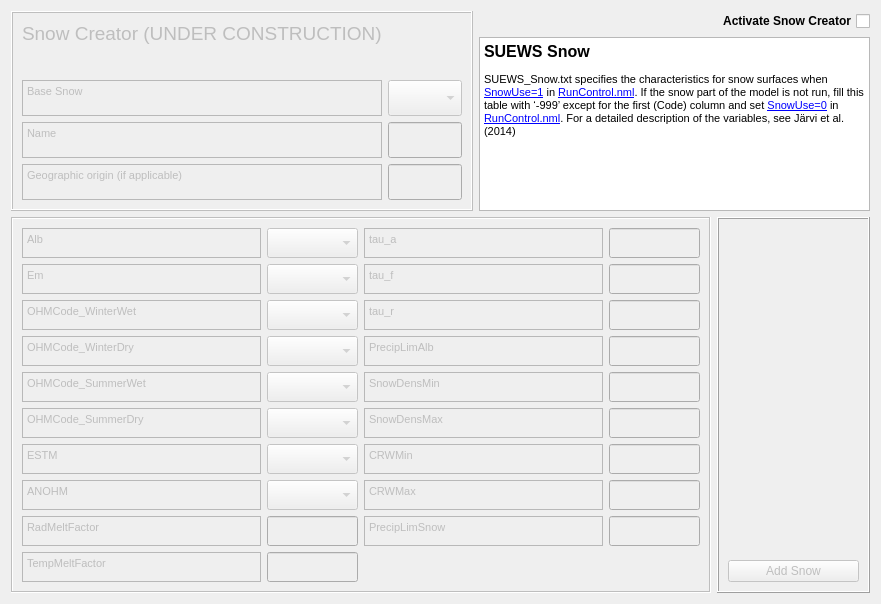
Before: the Qt Designer form tabs/snow_tab.ui in gusbacos/suews_database_manager, drawn with Qt 5.
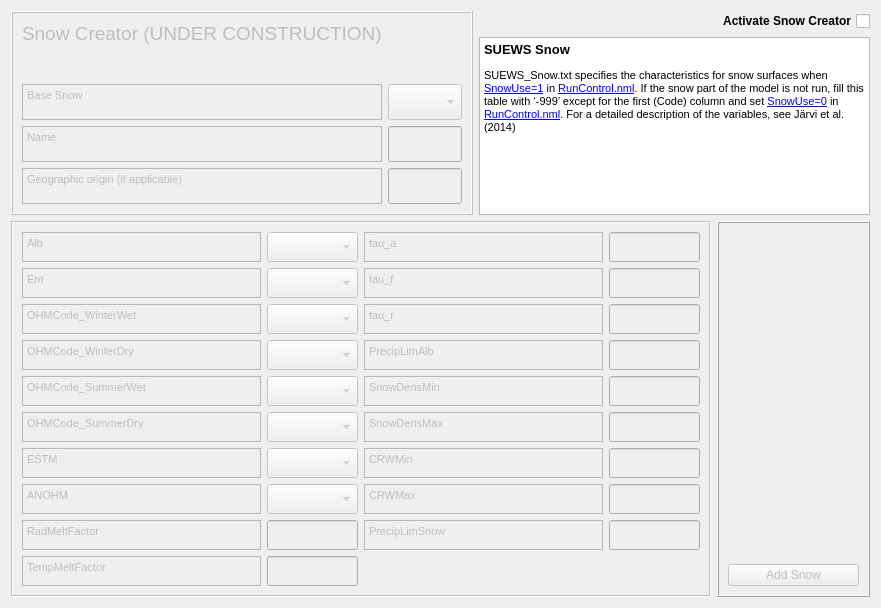
After: the same form once the commit is applied. Custom widgets are drawn as their Qt base class.

Diff of the .ui file:
```diff
--- a/tabs/snow_tab.ui
+++ b/tabs/snow_tab.ui
@@ -7,7 +7,7 @@
     <x>0</x>
     <y>0</y>
     <width>881</width>
-    <height>604</height>
+    <height>608</height>
    </rect>
   </property>
   <property name="sizePolicy">
@@ -44,8 +44,8 @@
       <string>&lt;!DOCTYPE HTML PUBLIC &quot;-//W3C//DTD HTML 4.0//EN&quot; &quot;http://www.w3.org/TR/REC-html40/strict.dtd&quot;&gt;
 &lt;html&gt;&lt;head&gt;&lt;meta name=&quot;qrichtext&quot; content=&quot;1&quot; /&gt;&lt;style type=&quot;text/css&quot;&gt;
 p, li { white-space: pre-wrap; }
-&lt;/style&gt;&lt;/head&gt;&lt;body style=&quot; font-family:'MS Shell Dlg 2'; font-size:12pt; font-weight:400; font-style:normal;&quot;&gt;
-&lt;p style=&quot; margin-top:12px; margin-bottom:12px; margin-left:0px; margin-right:0px; -qt-block-indent:0; text-indent:0px;&quot;&gt;&lt;span style=&quot; font-weight:600;&quot;&gt;SUEWS Snow&lt;/span&gt;&lt;/p&gt;
+&lt;/style&gt;&lt;/head&gt;&lt;body style=&quot; font-family:'MS Shell Dlg 2'; font-size:7.8pt; font-weight:400; font-style:normal;&quot;&gt;
+&lt;p style=&quot; margin-top:12px; margin-bottom:12px; margin-left:0px; margin-right:0px; -qt-block-indent:0; text-indent:0px;&quot;&gt;&lt;span style=&quot; font-size:10pt; font-weight:600;&quot;&gt;SUEWS Snow&lt;/span&gt;&lt;/p&gt;
 &lt;p style=&quot; margin-top:12px; margin-bottom:12px; margin-left:0px; margin-right:0px; -qt-block-indent:0; text-indent:0px;&quot;&gt;&lt;span style=&quot; font-size:8pt;&quot;&gt;SUEWS_Snow.txt specifies the characteristics for snow surfaces when &lt;/span&gt;&lt;a href=&quot;https://suews-docs.readthedocs.io/en/latest/input_files/RunControl/scheme_options.html#cmdoption-arg-SnowUse&quot;&gt;&lt;span style=&quot; font-family:'Courier New'; font-size:8pt; text-decoration: underline; color:#0000ff;&quot;&gt;SnowUse=1&lt;/span&gt;&lt;/a&gt;&lt;span style=&quot; font-size:8pt;&quot;&gt; in &lt;/span&gt;&lt;a href=&quot;https://suews-docs.readthedocs.io/en/latest/input_files/RunControl/RunControl.html#runcontrol-nml&quot;&gt;&lt;span style=&quot; font-size:8pt; text-decoration: underline; color:#0000ff;&quot;&gt;RunControl.nml&lt;/span&gt;&lt;/a&gt;&lt;span style=&quot; font-size:8pt;&quot;&gt;. If the snow part of the model is not run, fill this table with ‘-999’ except for the first (Code) column and set &lt;/span&gt;&lt;a href=&quot;https://suews-docs.readthedocs.io/en/latest/input_files/RunControl/scheme_options.html#cmdoption-arg-SnowUse&quot;&gt;&lt;span style=&quot; font-family:'Courier New'; font-size:8pt; text-decoration: underline; color:#0000ff;&quot;&gt;SnowUse=0&lt;/span&gt;&lt;/a&gt;&lt;span style=&quot; font-size:8pt;&quot;&gt; in &lt;/span&gt;&lt;a href=&quot;https://suews-docs.readthedocs.io/en/latest/input_files/RunControl/RunControl.html#runcontrol-nml&quot;&gt;&lt;span style=&quot; font-size:8pt; text-decoration: underline; color:#0000ff;&quot;&gt;RunControl.nml&lt;/span&gt;&lt;/a&gt;&lt;span style=&quot; font-size:8pt;&quot;&gt;. For a detailed description of the variables, see Järvi et al. (2014)&lt;/span&gt;&lt;/p&gt;&lt;/body&gt;&lt;/html&gt;</string>
      </property>
      <property name="openExternalLinks">
@@ -118,60 +118,7 @@
       <enum>QFrame::Raised</enum>
      </property>
      <layout class="QGridLayout" name="gridLayout_2">
-      <item row="4" column="1">
-       <widget class="QgsFilterLineEdit" name="textEditOrig">
-        <property name="sizePolicy">
-         <sizepolicy hsizetype="Preferred" vsizetype="Preferred">
-          <horstretch>0</horstretch>
-          <verstretch>0</verstretch>
-         </sizepolicy>
-        </property>
-        <property name="maximumSize">
-         <size>
-          <width>16777215</width>
-          <height>36</height>
-         </size>
-        </property>
-        <property name="qgisRelation" stdset="0">
-         <string notr="true"/>
-        </property>
-       </widget>
-      </item>
       <item row="3" column="0">
-       <widget class="QTextBrowser" name="textBrowserDesc">
-        <property name="sizePolicy">
-         <sizepolicy hsizetype="Preferred" vsizetype="Preferred">
-          <horstretch>0</horstretch>
-          <verstretch>0</verstretch>
-         </sizepolicy>
-        </property>
-        <property name="maximumSize">
-         <size>
-          <width>500</width>
-          <height>36</height>
-         </size>
-        </property>
-        <property name="html">
-         <string>&lt;!DOCTYPE HTML PUBLIC &quot;-//W3C//DTD HTML 4.0//EN&quot; &quot;http://www.w3.org/TR/REC-html40/strict.dtd&quot;&gt;
-&lt;html&gt;&lt;head&gt;&lt;meta name=&quot;qrichtext&quot; content=&quot;1&quot; /&gt;&lt;style type=&quot;text/css&quot;&gt;
-p, li { white-space: pre-wrap; }
-&lt;/style&gt;&lt;/head&gt;&lt;body style=&quot; font-family:'MS Shell Dlg 2'; font-size:12pt; font-weight:400; font-style:normal;&quot;&gt;
-&lt;p style=&quot; margin-top:0px; margin-bottom:0px; margin-left:0px; margin-right:0px; -qt-block-indent:0; text-indent:0px;&quot;&gt;&lt;span style=&quot; font-size:8pt;&quot;&gt;Name&lt;/span&gt;&lt;/p&gt;&lt;/body&gt;&lt;/html&gt;</string>
-        </property>
-       </widget>
-      </item>
-      <item row="0" column="0">
-       <widget class="QLabel" name="label_46">
-        <property name="text">
-         <string>&lt;!DOCTYPE HTML PUBLIC &quot;-//W3C//DTD HTML 4.0//EN&quot; &quot;http://www.w3.org/TR/REC-html40/strict.dtd&quot;&gt;
-&lt;html&gt;&lt;head&gt;&lt;meta name=&quot;qrichtext&quot; content=&quot;1&quot; /&gt;&lt;style type=&quot;text/css&quot;&gt;
-p, li { white-space: pre-wrap; }
-&lt;/style&gt;&lt;/head&gt;&lt;body style=&quot; font-family:'MS Shell Dlg 2'; font-size:12pt; font-weight:400; font-style:normal;&quot;&gt;
-&lt;p style=&quot; margin-top:0px; margin-bottom:0px; margin-left:0px; margin-right:0px; -qt-block-indent:0; text-indent:0px;&quot;&gt;&lt;span style=&quot; font-size:14pt;&quot;&gt;Snow Creator (UNDER CONSTRUCTION)&lt;/span&gt;&lt;/p&gt;&lt;/body&gt;&lt;/html&gt;</string>
-        </property>
-       </widget>
-      </item>
-      <item row="2" column="0">
        <widget class="QTextBrowser" name="textBrowserBaseAnEm">
         <property name="enabled">
          <bool>false</bool>
@@ -192,12 +139,12 @@
          <string>&lt;!DOCTYPE HTML PUBLIC &quot;-//W3C//DTD HTML 4.0//EN&quot; &quot;http://www.w3.org/TR/REC-html40/strict.dtd&quot;&gt;
 &lt;html&gt;&lt;head&gt;&lt;meta name=&quot;qrichtext&quot; content=&quot;1&quot; /&gt;&lt;style type=&quot;text/css&quot;&gt;
 p, li { white-space: pre-wrap; }
-&lt;/style&gt;&lt;/head&gt;&lt;body style=&quot; font-family:'MS Shell Dlg 2'; font-size:12pt; font-weight:400; font-style:normal;&quot;&gt;
+&lt;/style&gt;&lt;/head&gt;&lt;body style=&quot; font-family:'MS Shell Dlg 2'; font-size:7.8pt; font-weight:400; font-style:normal;&quot;&gt;
 &lt;p style=&quot; margin-top:0px; margin-bottom:0px; margin-left:0px; margin-right:0px; -qt-block-indent:0; text-indent:0px;&quot;&gt;&lt;span style=&quot; font-size:8pt;&quot;&gt;Base Snow&lt;/span&gt;&lt;/p&gt;&lt;/body&gt;&lt;/html&gt;</string>
         </property>
        </widget>
       </item>
-      <item row="3" column="1">
+      <item row="4" column="1">
        <widget class="QgsFilterLineEdit" name="textEditName">
         <property name="sizePolicy">
          <sizepolicy hsizetype="Preferred" vsizetype="Preferred">
@@ -219,29 +166,7 @@
         </property>
        </widget>
       </item>
-      <item row="2" column="1">
-       <widget class="QComboBox" name="comboBoxBase">
-        <property name="sizePolicy">
-         <sizepolicy hsizetype="Preferred" vsizetype="Preferred">
-          <horstretch>0</horstretch>
-          <verstretch>0</verstretch>
-         </sizepolicy>
-        </property>
-        <property name="minimumSize">
-         <size>
-          <width>0</width>
-          <height>36</height>
-         </size>
-        </property>
-        <property name="maximumSize">
-         <size>
-          <width>500</width>
-          <height>36</height>
-         </size>
-        </property>
-       </widget>
-      </item>
-      <item row="4" column="0">
+      <item row="5" column="0">
        <widget class="QTextBrowser" name="textBrowserOrig">
         <property name="sizePolicy">
          <sizepolicy hsizetype="Preferred" vsizetype="Preferred">
@@ -259,12 +184,35 @@
          <string>&lt;!DOCTYPE HTML PUBLIC &quot;-//W3C//DTD HTML 4.0//EN&quot; &quot;http://www.w3.org/TR/REC-html40/strict.dtd&quot;&gt;
 &lt;html&gt;&lt;head&gt;&lt;meta name=&quot;qrichtext&quot; content=&quot;1&quot; /&gt;&lt;style type=&quot;text/css&quot;&gt;
 p, li { white-space: pre-wrap; }
-&lt;/style&gt;&lt;/head&gt;&lt;body style=&quot; font-family:'MS Shell Dlg 2'; font-size:12pt; font-weight:400; font-style:normal;&quot;&gt;
+&lt;/style&gt;&lt;/head&gt;&lt;body style=&quot; font-family:'MS Shell Dlg 2'; font-size:7.8pt; font-weight:400; font-style:normal;&quot;&gt;
 &lt;p style=&quot; margin-top:0px; margin-bottom:0px; margin-left:0px; margin-right:0px; -qt-block-indent:0; text-indent:0px;&quot;&gt;&lt;span style=&quot; font-size:8pt;&quot;&gt;Geographic origin (if applicable)&lt;/span&gt;&lt;/p&gt;&lt;/body&gt;&lt;/html&gt;</string>
         </property>
        </widget>
       </item>
-      <item row="1" column="0">
+      <item row="4" column="0">
+       <widget class="QTextBrowser" name="textBrowserDesc">
+        <property name="sizePolicy">
+         <sizepolicy hsizetype="Preferred" vsizetype="Preferred">
+          <horstretch>0</horstretch>
+          <verstretch>0</verstretch>
+         </sizepolicy>
+        </property>
+        <property name="maximumSize">
+         <size>
+          <width>500</width>
+          <height>36</height>
+         </size>
+        </property>
+        <property name="html">
+         <string>&lt;!DOCTYPE HTML PUBLIC &quot;-//W3C//DTD HTML 4.0//EN&quot; &quot;http://www.w3.org/TR/REC-html40/strict.dtd&quot;&gt;
+&lt;html&gt;&lt;head&gt;&lt;meta name=&quot;qrichtext&quot; content=&quot;1&quot; /&gt;&lt;style type=&quot;text/css&quot;&gt;
+p, li { white-space: pre-wrap; }
+&lt;/style&gt;&lt;/head&gt;&lt;body style=&quot; font-family:'MS Shell Dlg 2'; font-size:7.8pt; font-weight:400; font-style:normal;&quot;&gt;
+&lt;p style=&quot; margin-top:0px; margin-bottom:0px; margin-left:0px; margin-right:0px; -qt-block-indent:0; text-indent:0px;&quot;&gt;&lt;span style=&quot; font-size:8pt;&quot;&gt;Name&lt;/span&gt;&lt;/p&gt;&lt;/body&gt;&lt;/html&gt;</string>
+        </property>
+       </widget>
+      </item>
+      <item row="2" column="0">
        <spacer name="verticalSpacer">
         <property name="orientation">
          <enum>Qt::Vertical</enum>
@@ -277,6 +225,71 @@
         </property>
        </spacer>
       </item>
+      <item row="0" column="0">
+       <widget class="QLabel" name="label_46">
+        <property name="text">
+         <string>&lt;!DOCTYPE HTML PUBLIC &quot;-//W3C//DTD HTML 4.0//EN&quot; &quot;http://www.w3.org/TR/REC-html40/strict.dtd&quot;&gt;
+&lt;html&gt;&lt;head&gt;&lt;meta name=&quot;qrichtext&quot; content=&quot;1&quot; /&gt;&lt;style type=&quot;text/css&quot;&gt;
+p, li { white-space: pre-wrap; }
+&lt;/style&gt;&lt;/head&gt;&lt;body style=&quot; font-family:'MS Shell Dlg 2'; font-size:12pt; font-weight:400; font-style:normal;&quot;&gt;
+&lt;p style=&quot; margin-top:0px; margin-bottom:0px; margin-left:0px; margin-right:0px; -qt-block-indent:0; text-indent:0px;&quot;&gt;&lt;span style=&quot; font-size:14pt;&quot;&gt;Snow Creator (UNDER CONSTRUCTION)&lt;/span&gt;&lt;/p&gt;&lt;/body&gt;&lt;/html&gt;</string>
+        </property>
+       </widget>
+      </item>
+      <item row="5" column="1">
+       <widget class="QgsFilterLineEdit" name="textEditOrig">
+        <property name="sizePolicy">
+         <sizepolicy hsizetype="Preferred" vsizetype="Preferred">
+          <horstretch>0</horstretch>
+          <verstretch>0</verstretch>
+         </sizepolicy>
+        </property>
+        <property name="maximumSize">
+         <size>
+          <width>16777215</width>
+          <height>36</height>
+         </size>
+        </property>
+        <property name="qgisRelation" stdset="0">
+         <string notr="true"/>
+        </property>
+       </widget>
+      </item>
+      <item row="3" column="1">
+       <widget class="QComboBox" name="comboBoxBase">
+        <property name="sizePolicy">
+         <sizepolicy hsizetype="Preferred" vsizetype="Preferred">
+          <horstretch>0</horstretch>
+          <verstretch>0</verstretch>
+         </sizepolicy>
+        </property>
+        <property name="minimumSize">
+         <size>
+          <width>0</width>
+          <height>36</height>
+         </size>
+        </property>
+        <property name="maximumSize">
+         <size>
+          <width>500</width>
+          <height>36</height>
+         </size>
+        </property>
+       </widget>
+      </item>
+      <item row="1" column="0">
+       <spacer name="verticalSpacer_3">
+        <property name="orientation">
+         <enum>Qt::Vertical</enum>
+        </property>
+        <property name="sizeHint" stdset="0">
+         <size>
+          <width>20</width>
+          <height>40</height>
+         </size>
+        </property>
+       </spacer>
+      </item>
      </layout>
     </widget>
    </item>
@@ -366,7 +379,7 @@
          <string>&lt;!DOCTYPE HTML PUBLIC &quot;-//W3C//DTD HTML 4.0//EN&quot; &quot;http://www.w3.org/TR/REC-html40/strict.dtd&quot;&gt;
 &lt;html&gt;&lt;head&gt;&lt;meta name=&quot;qrichtext&quot; content=&quot;1&quot; /&gt;&lt;style type=&quot;text/css&quot;&gt;
 p, li { white-space: pre-wrap; }
-&lt;/style&gt;&lt;/head&gt;&lt;body style=&quot; font-family:'MS Shell Dlg 2'; font-size:12pt; font-weight:400; font-style:normal;&quot;&gt;
+&lt;/style&gt;&lt;/head&gt;&lt;body style=&quot; font-family:'MS Shell Dlg 2'; font-size:7.8pt; font-weight:400; font-style:normal;&quot;&gt;
 &lt;p style=&quot; margin-top:0px; margin-bottom:0px; margin-left:0px; margin-right:0px; -qt-block-indent:0; text-indent:0px;&quot;&gt;&lt;span style=&quot; font-size:8.25pt;&quot;&gt;tau_a&lt;/span&gt;&lt;/p&gt;&lt;/body&gt;&lt;/html&gt;</string>
         </property>
        </widget>
@@ -448,7 +461,7 @@
          <string>&lt;!DOCTYPE HTML PUBLIC &quot;-//W3C//DTD HTML 4.0//EN&quot; &quot;http://www.w3.org/TR/REC-html40/strict.dtd&quot;&gt;
 &lt;html&gt;&lt;head&gt;&lt;meta name=&quot;qrichtext&quot; content=&quot;1&quot; /&gt;&lt;style type=&quot;text/css&quot;&gt;
 p, li { white-space: pre-wrap; }
-&lt;/style&gt;&lt;/head&gt;&lt;body style=&quot; font-family:'MS Shell Dlg 2'; font-size:12pt; font-weight:400; font-style:normal;&quot;&gt;
+&lt;/style&gt;&lt;/head&gt;&lt;body style=&quot; font-family:'MS Shell Dlg 2'; font-size:7.8pt; font-weight:400; font-style:normal;&quot;&gt;
 &lt;p style=&quot; margin-top:0px; margin-bottom:0px; margin-left:0px; margin-right:0px; -qt-block-indent:0; text-indent:0px;&quot;&gt;&lt;span style=&quot; font-size:8.25pt;&quot;&gt;CRWMax&lt;/span&gt;&lt;/p&gt;&lt;/body&gt;&lt;/html&gt;</string>
         </property>
        </widget>
@@ -480,7 +493,7 @@
          <string>&lt;!DOCTYPE HTML PUBLIC &quot;-//W3C//DTD HTML 4.0//EN&quot; &quot;http://www.w3.org/TR/REC-html40/strict.dtd&quot;&gt;
 &lt;html&gt;&lt;head&gt;&lt;meta name=&quot;qrichtext&quot; content=&quot;1&quot; /&gt;&lt;style type=&quot;text/css&quot;&gt;
 p, li { white-space: pre-wrap; }
-&lt;/style&gt;&lt;/head&gt;&lt;body style=&quot; font-family:'MS Shell Dlg 2'; font-size:12pt; font-weight:400; font-style:normal;&quot;&gt;
+&lt;/style&gt;&lt;/head&gt;&lt;body style=&quot; font-family:'MS Shell Dlg 2'; font-size:7.8pt; font-weight:400; font-style:normal;&quot;&gt;
 &lt;p style=&quot; margin-top:0px; margin-bottom:0px; margin-left:0px; margin-right:0px; -qt-block-indent:0; text-indent:0px;&quot;&gt;&lt;span style=&quot; font-size:8.25pt;&quot;&gt;PrecipLimAlb&lt;/span&gt;&lt;/p&gt;&lt;/body&gt;&lt;/html&gt;</string>
         </property>
        </widget>
@@ -512,7 +525,7 @@
          <string>&lt;!DOCTYPE HTML PUBLIC &quot;-//W3C//DTD HTML 4.0//EN&quot; &quot;http://www.w3.org/TR/REC-html40/strict.dtd&quot;&gt;
 &lt;html&gt;&lt;head&gt;&lt;meta name=&quot;qrichtext&quot; content=&quot;1&quot; /&gt;&lt;style type=&quot;text/css&quot;&gt;
 p, li { white-space: pre-wrap; }
-&lt;/style&gt;&lt;/head&gt;&lt;body style=&quot; font-family:'MS Shell Dlg 2'; font-size:12pt; font-weight:400; font-style:normal;&quot;&gt;
+&lt;/style&gt;&lt;/head&gt;&lt;body style=&quot; font-family:'MS Shell Dlg 2'; font-size:7.8pt; font-weight:400; font-style:normal;&quot;&gt;
 &lt;p style=&quot; margin-top:0px; margin-bottom:0px; margin-left:0px; margin-right:0px; -qt-block-indent:0; text-indent:0px;&quot;&gt;&lt;span style=&quot; font-size:8.25pt;&quot;&gt;tau_f&lt;/span&gt;&lt;/p&gt;&lt;/body&gt;&lt;/html&gt;</string>
         </property>
        </widget>
@@ -544,7 +557,7 @@
          <string>&lt;!DOCTYPE HTML PUBLIC &quot;-//W3C//DTD HTML 4.0//EN&quot; &quot;http://www.w3.org/TR/REC-html40/strict.dtd&quot;&gt;
 &lt;html&gt;&lt;head&gt;&lt;meta name=&quot;qrichtext&quot; content=&quot;1&quot; /&gt;&lt;style type=&quot;text/css&quot;&gt;
 p, li { white-space: pre-wrap; }
-&lt;/style&gt;&lt;/head&gt;&lt;body style=&quot; font-family:'MS Shell Dlg 2'; font-size:12pt; font-weight:400; font-style:normal;&quot;&gt;
+&lt;/style&gt;&lt;/head&gt;&lt;body style=&quot; font-family:'MS Shell Dlg 2'; font-size:7.8pt; font-weight:400; font-style:normal;&quot;&gt;
 &lt;p style=&quot; margin-top:0px; margin-bottom:0px; margin-left:0px; margin-right:0px; -qt-block-indent:0; text-indent:0px;&quot;&gt;&lt;span style=&quot; font-size:8.25pt;&quot;&gt;tau_r&lt;/span&gt;&lt;/p&gt;&lt;/body&gt;&lt;/html&gt;</string>
         </property>
        </widget>
@@ -576,7 +589,7 @@
          <string>&lt;!DOCTYPE HTML PUBLIC &quot;-//W3C//DTD HTML 4.0//EN&quot; &quot;http://www.w3.org/TR/REC-html40/strict.dtd&quot;&gt;
 &lt;html&gt;&lt;head&gt;&lt;meta name=&quot;qrichtext&quot; content=&quot;1&quot; /&gt;&lt;style type=&quot;text/css&quot;&gt;
 p, li { white-space: pre-wrap; }
-&lt;/style&gt;&lt;/head&gt;&lt;body style=&quot; font-family:'MS Shell Dlg 2'; font-size:12pt; font-weight:400; font-style:normal;&quot;&gt;
+&lt;/style&gt;&lt;/head&gt;&lt;body style=&quot; font-family:'MS Shell Dlg 2'; font-size:7.8pt; font-weight:400; font-style:normal;&quot;&gt;
 &lt;p style=&quot; margin-top:0px; margin-bottom:0px; margin-left:0px; margin-right:0px; -qt-block-indent:0; text-indent:0px;&quot;&gt;&lt;span style=&quot; font-size:8.25pt;&quot;&gt;SnowDensMax&lt;/span&gt;&lt;/p&gt;&lt;/body&gt;&lt;/html&gt;</string>
         </property>
        </widget>
@@ -633,7 +646,7 @@
          <string>&lt;!DOCTYPE HTML PUBLIC &quot;-//W3C//DTD HTML 4.0//EN&quot; &quot;http://www.w3.org/TR/REC-html40/strict.dtd&quot;&gt;
 &lt;html&gt;&lt;head&gt;&lt;meta name=&quot;qrichtext&quot; content=&quot;1&quot; /&gt;&lt;style type=&quot;text/css&quot;&gt;
 p, li { white-space: pre-wrap; }
-&lt;/style&gt;&lt;/head&gt;&lt;body style=&quot; font-family:'MS Shell Dlg 2'; font-size:12pt; font-weight:400; font-style:normal;&quot;&gt;
+&lt;/style&gt;&lt;/head&gt;&lt;body style=&quot; font-family:'MS Shell Dlg 2'; font-size:7.8pt; font-weight:400; font-style:normal;&quot;&gt;
 &lt;p style=&quot; margin-top:0px; margin-bottom:0px; margin-left:0px; margin-right:0px; -qt-block-indent:0; text-indent:0px;&quot;&gt;&lt;span style=&quot; font-size:8.25pt;&quot;&gt;SnowDensMin&lt;/span&gt;&lt;/p&gt;&lt;/body&gt;&lt;/html&gt;</string>
         </property>
        </widget>
@@ -665,7 +678,7 @@
          <string>&lt;!DOCTYPE HTML PUBLIC &quot;-//W3C//DTD HTML 4.0//EN&quot; &quot;http://www.w3.org/TR/REC-html40/strict.dtd&quot;&gt;
 &lt;html&gt;&lt;head&gt;&lt;meta name=&quot;qrichtext&quot; content=&quot;1&quot; /&gt;&lt;style type=&quot;text/css&quot;&gt;
 p, li { white-space: pre-wrap; }
-&lt;/style&gt;&lt;/head&gt;&lt;body style=&quot; font-family:'MS Shell Dlg 2'; font-size:12pt; font-weight:400; font-style:normal;&quot;&gt;
+&lt;/style&gt;&lt;/head&gt;&lt;body style=&quot; font-family:'MS Shell Dlg 2'; font-size:7.8pt; font-weight:400; font-style:normal;&quot;&gt;
 &lt;p style=&quot; margin-top:0px; margin-bottom:0px; margin-left:0px; margin-right:0px; -qt-block-indent:0; text-indent:0px;&quot;&gt;&lt;span style=&quot; font-size:8pt;&quot;&gt;Alb&lt;/span&gt;&lt;/p&gt;&lt;/body&gt;&lt;/html&gt;</string>
         </property>
        </widget>
@@ -747,7 +760,7 @@
          <string>&lt;!DOCTYPE HTML PUBLIC &quot;-//W3C//DTD HTML 4.0//EN&quot; &quot;http://www.w3.org/TR/REC-html40/strict.dtd&quot;&gt;
 &lt;html&gt;&lt;head&gt;&lt;meta name=&quot;qrichtext&quot; content=&quot;1&quot; /&gt;&lt;style type=&quot;text/css&quot;&gt;
 p, li { white-space: pre-wrap; }
-&lt;/style&gt;&lt;/head&gt;&lt;body style=&quot; font-family:'MS Shell Dlg 2'; font-size:12pt; font-weight:400; font-style:normal;&quot;&gt;
+&lt;/style&gt;&lt;/head&gt;&lt;body style=&quot; font-family:'MS Shell Dlg 2'; font-size:7.8pt; font-weight:400; font-style:normal;&quot;&gt;
 &lt;p style=&quot; margin-top:0px; margin-bottom:0px; margin-left:0px; margin-right:0px; -qt-block-indent:0; text-indent:0px;&quot;&gt;&lt;span style=&quot; font-size:8.25pt;&quot;&gt;CRWMin&lt;/span&gt;&lt;/p&gt;&lt;/body&gt;&lt;/html&gt;</string>
         </property>
        </widget>
@@ -782,7 +795,7 @@
          <string>&lt;!DOCTYPE HTML PUBLIC &quot;-//W3C//DTD HTML 4.0//EN&quot; &quot;http://www.w3.org/TR/REC-html40/strict.dtd&quot;&gt;
 &lt;html&gt;&lt;head&gt;&lt;meta name=&quot;qrichtext&quot; content=&quot;1&quot; /&gt;&lt;style type=&quot;text/css&quot;&gt;
 p, li { white-space: pre-wrap; }
-&lt;/style&gt;&lt;/head&gt;&lt;body style=&quot; font-family:'MS Shell Dlg 2'; font-size:12pt; font-weight:400; font-style:normal;&quot;&gt;
+&lt;/style&gt;&lt;/head&gt;&lt;body style=&quot; font-family:'MS Shell Dlg 2'; font-size:7.8pt; font-weight:400; font-style:normal;&quot;&gt;
 &lt;p style=&quot; margin-top:0px; margin-bottom:0px; margin-left:0px; margin-right:0px; -qt-block-indent:0; text-indent:0px;&quot;&gt;&lt;span style=&quot; font-size:8.25pt;&quot;&gt;OHMCode_SummerWet&lt;/span&gt;&lt;/p&gt;&lt;/body&gt;&lt;/html&gt;</string>
         </property>
        </widget>
@@ -814,7 +827,7 @@
          <string>&lt;!DOCTYPE HTML PUBLIC &quot;-//W3C//DTD HTML 4.0//EN&quot; &quot;http://www.w3.org/TR/REC-html40/strict.dtd&quot;&gt;
 &lt;html&gt;&lt;head&gt;&lt;meta name=&quot;qrichtext&quot; content=&quot;1&quot; /&gt;&lt;style type=&quot;text/css&quot;&gt;
 p, li { white-space: pre-wrap; }
-&lt;/style&gt;&lt;/head&gt;&lt;body style=&quot; font-family:'MS Shell Dlg 2'; font-size:12pt; font-weight:400; font-style:normal;&quot;&gt;
+&lt;/style&gt;&lt;/head&gt;&lt;body style=&quot; font-family:'MS Shell Dlg 2'; font-size:7.8pt; font-weight:400; font-style:normal;&quot;&gt;
 &lt;p style=&quot; margin-top:0px; margin-bottom:0px; margin-left:0px; margin-right:0px; -qt-block-indent:0; text-indent:0px;&quot;&gt;&lt;span style=&quot; font-size:8.25pt;&quot;&gt;PrecipLimSnow&lt;/span&gt;&lt;/p&gt;&lt;/body&gt;&lt;/html&gt;</string>
         </property>
        </widget>
@@ -874,7 +887,7 @@
          <string>&lt;!DOCTYPE HTML PUBLIC &quot;-//W3C//DTD HTML 4.0//EN&quot; &quot;http://www.w3.org/TR/REC-html40/strict.dtd&quot;&gt;
 &lt;html&gt;&lt;head&gt;&lt;meta name=&quot;qrichtext&quot; content=&quot;1&quot; /&gt;&lt;style type=&quot;text/css&quot;&gt;
 p, li { white-space: pre-wrap; }
-&lt;/style&gt;&lt;/head&gt;&lt;body style=&quot; font-family:'MS Shell Dlg 2'; font-size:12pt; font-weight:400; font-style:normal;&quot;&gt;
+&lt;/style&gt;&lt;/head&gt;&lt;body style=&quot; font-family:'MS Shell Dlg 2'; font-size:7.8pt; font-weight:400; font-style:normal;&quot;&gt;
 &lt;p style=&quot; margin-top:0px; margin-bottom:0px; margin-left:0px; margin-right:0px; -qt-block-indent:0; text-indent:0px;&quot;&gt;&lt;span style=&quot; font-size:8.25pt;&quot;&gt;OHMCode_SummerDry&lt;/span&gt;&lt;/p&gt;&lt;/body&gt;&lt;/html&gt;</string>
         </property>
        </widget>
@@ -906,7 +919,7 @@
          <string>&lt;!DOCTYPE HTML PUBLIC &quot;-//W3C//DTD HTML 4.0//EN&quot; &quot;http://www.w3.org/TR/REC-html40/strict.dtd&quot;&gt;
 &lt;html&gt;&lt;head&gt;&lt;meta name=&quot;qrichtext&quot; content=&quot;1&quot; /&gt;&lt;style type=&quot;text/css&quot;&gt;
 p, li { white-space: pre-wrap; }
-&lt;/style&gt;&lt;/head&gt;&lt;body style=&quot; font-family:'MS Shell Dlg 2'; font-size:12pt; font-weight:400; font-style:normal;&quot;&gt;
+&lt;/style&gt;&lt;/head&gt;&lt;body style=&quot; font-family:'MS Shell Dlg 2'; font-size:7.8pt; font-weight:400; font-style:normal;&quot;&gt;
 &lt;p style=&quot; margin-top:0px; margin-bottom:0px; margin-left:0px; margin-right:0px; -qt-block-indent:0; text-indent:0px;&quot;&gt;&lt;span style=&quot; font-size:8.25pt;&quot;&gt;OHMCode_WinterWet&lt;/span&gt;&lt;/p&gt;&lt;/body&gt;&lt;/html&gt;</string>
         </property>
        </widget>
@@ -938,7 +951,7 @@
          <string>&lt;!DOCTYPE HTML PUBLIC &quot;-//W3C//DTD HTML 4.0//EN&quot; &quot;http://www.w3.org/TR/REC-html40/strict.dtd&quot;&gt;
 &lt;html&gt;&lt;head&gt;&lt;meta name=&quot;qrichtext&quot; content=&quot;1&quot; /&gt;&lt;style type=&quot;text/css&quot;&gt;
 p, li { white-space: pre-wrap; }
-&lt;/style&gt;&lt;/head&gt;&lt;body style=&quot; font-family:'MS Shell Dlg 2'; font-size:12pt; font-weight:400; font-style:normal;&quot;&gt;
+&lt;/style&gt;&lt;/head&gt;&lt;body style=&quot; font-family:'MS Shell Dlg 2'; font-size:7.8pt; font-weight:400; font-style:normal;&quot;&gt;
 &lt;p style=&quot; margin-top:0px; margin-bottom:0px; margin-left:0px; margin-right:0px; -qt-block-indent:0; text-indent:0px;&quot;&gt;&lt;span style=&quot; font-size:8.25pt;&quot;&gt;ESTM&lt;/span&gt;&lt;/p&gt;&lt;/body&gt;&lt;/html&gt;</string>
         </property>
        </widget>
@@ -970,7 +983,7 @@
          <string>&lt;!DOCTYPE HTML PUBLIC &quot;-//W3C//DTD HTML 4.0//EN&quot; &quot;http://www.w3.org/TR/REC-html40/strict.dtd&quot;&gt;
 &lt;html&gt;&lt;head&gt;&lt;meta name=&quot;qrichtext&quot; content=&quot;1&quot; /&gt;&lt;style type=&quot;text/css&quot;&gt;
 p, li { white-space: pre-wrap; }
-&lt;/style&gt;&lt;/head&gt;&lt;body style=&quot; font-family:'MS Shell Dlg 2'; font-size:12pt; font-weight:400; font-style:normal;&quot;&gt;
+&lt;/style&gt;&lt;/head&gt;&lt;body style=&quot; font-family:'MS Shell Dlg 2'; font-size:7.8pt; font-weight:400; font-style:normal;&quot;&gt;
 &lt;p style=&quot; margin-top:0px; margin-bottom:0px; margin-left:0px; margin-right:0px; -qt-block-indent:0; text-indent:0px;&quot;&gt;&lt;span style=&quot; font-size:8.25pt;&quot;&gt;ANOHM&lt;/span&gt;&lt;/p&gt;&lt;/body&gt;&lt;/html&gt;</string>
         </property>
        </widget>
@@ -1002,7 +1015,7 @@
          <string>&lt;!DOCTYPE HTML PUBLIC &quot;-//W3C//DTD HTML 4.0//EN&quot; &quot;http://www.w3.org/TR/REC-html40/strict.dtd&quot;&gt;
 &lt;html&gt;&lt;head&gt;&lt;meta name=&quot;qrichtext&quot; content=&quot;1&quot; /&gt;&lt;style type=&quot;text/css&quot;&gt;
 p, li { white-space: pre-wrap; }
-&lt;/style&gt;&lt;/head&gt;&lt;body style=&quot; font-family:'MS Shell Dlg 2'; font-size:12pt; font-weight:400; font-style:normal;&quot;&gt;
+&lt;/style&gt;&lt;/head&gt;&lt;body style=&quot; font-family:'MS Shell Dlg 2'; font-size:7.8pt; font-weight:400; font-style:normal;&quot;&gt;
 &lt;p style=&quot; margin-top:0px; margin-bottom:0px; margin-left:0px; margin-right:0px; -qt-block-indent:0; text-indent:0px;&quot;&gt;&lt;span style=&quot; font-size:8.25pt;&quot;&gt;TempMeltFactor&lt;/span&gt;&lt;/p&gt;&lt;/body&gt;&lt;/html&gt;</string>
         </property>
        </widget>
@@ -1034,7 +1047,7 @@
          <string>&lt;!DOCTYPE HTML PUBLIC &quot;-//W3C//DTD HTML 4.0//EN&quot; &quot;http://www.w3.org/TR/REC-html40/strict.dtd&quot;&gt;
 &lt;html&gt;&lt;head&gt;&lt;meta name=&quot;qrichtext&quot; content=&quot;1&quot; /&gt;&lt;style type=&quot;text/css&quot;&gt;
 p, li { white-space: pre-wrap; }
-&lt;/style&gt;&lt;/head&gt;&lt;body style=&quot; font-family:'MS Shell Dlg 2'; font-size:12pt; font-weight:400; font-style:normal;&quot;&gt;
+&lt;/style&gt;&lt;/head&gt;&lt;body style=&quot; font-family:'MS Shell Dlg 2'; font-size:7.8pt; font-weight:400; font-style:normal;&quot;&gt;
 &lt;p style=&quot; margin-top:0px; margin-bottom:0px; margin-left:0px; margin-right:0px; -qt-block-indent:0; text-indent:0px;&quot;&gt;&lt;span style=&quot; font-size:8.25pt;&quot;&gt;OHMCode_WinterDry&lt;/span&gt;&lt;/p&gt;&lt;/body&gt;&lt;/html&gt;</string>
         </property>
        </widget>
@@ -1116,7 +1129,7 @@
          <string>&lt;!DOCTYPE HTML PUBLIC &quot;-//W3C//DTD HTML 4.0//EN&quot; &quot;http://www.w3.org/TR/REC-html40/strict.dtd&quot;&gt;
 &lt;html&gt;&lt;head&gt;&lt;meta name=&quot;qrichtext&quot; content=&quot;1&quot; /&gt;&lt;style type=&quot;text/css&quot;&gt;
 p, li { white-space: pre-wrap; }
-&lt;/style&gt;&lt;/head&gt;&lt;body style=&quot; font-family:'MS Shell Dlg 2'; font-size:12pt; font-weight:400; font-style:normal;&quot;&gt;
+&lt;/style&gt;&lt;/head&gt;&lt;body style=&quot; font-family:'MS Shell Dlg 2'; font-size:7.8pt; font-weight:400; font-style:normal;&quot;&gt;
 &lt;p style=&quot; margin-top:0px; margin-bottom:0px; margin-left:0px; margin-right:0px; -qt-block-indent:0; text-indent:0px;&quot;&gt;&lt;span style=&quot; font-size:8.25pt;&quot;&gt;Em&lt;/span&gt;&lt;/p&gt;&lt;/body&gt;&lt;/html&gt;</string>
         </property>
        </widget>
@@ -1198,7 +1211,7 @@
          <string>&lt;!DOCTYPE HTML PUBLIC &quot;-//W3C//DTD HTML 4.0//EN&quot; &quot;http://www.w3.org/TR/REC-html40/strict.dtd&quot;&gt;
 &lt;html&gt;&lt;head&gt;&lt;meta name=&quot;qrichtext&quot; content=&quot;1&quot; /&gt;&lt;style type=&quot;text/css&quot;&gt;
 p, li { white-space: pre-wrap; }
-&lt;/style&gt;&lt;/head&gt;&lt;body style=&quot; font-family:'MS Shell Dlg 2'; font-size:12pt; font-weight:400; font-style:normal;&quot;&gt;
+&lt;/style&gt;&lt;/head&gt;&lt;body style=&quot; font-family:'MS Shell Dlg 2'; font-size:7.8pt; font-weight:400; font-style:normal;&quot;&gt;
 &lt;p style=&quot; margin-top:0px; margin-bottom:0px; margin-left:0px; margin-right:0px; -qt-block-indent:0; text-indent:0px;&quot;&gt;&lt;span style=&quot; font-size:8.25pt;&quot;&gt;RadMeltFactor&lt;/span&gt;&lt;/p&gt;&lt;/body&gt;&lt;/html&gt;</string>
         </property>
        </widget>
```
